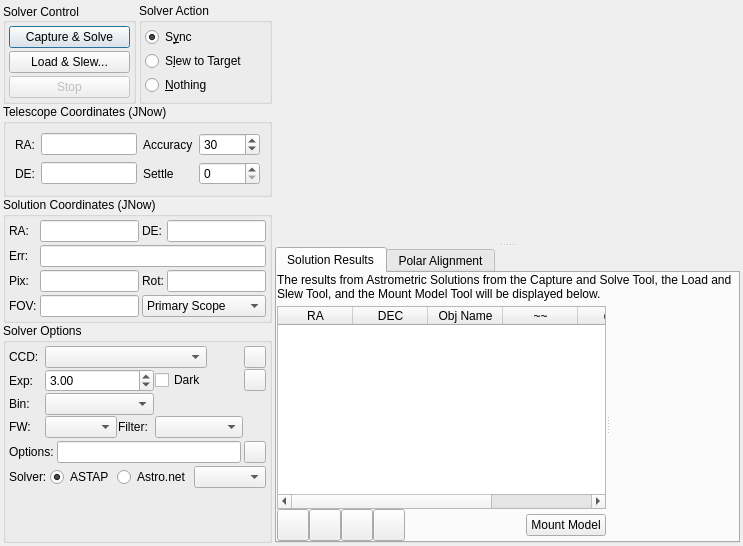
Qt form kstars/ekos/align/align.ui (KDE/kstars) before a commit.
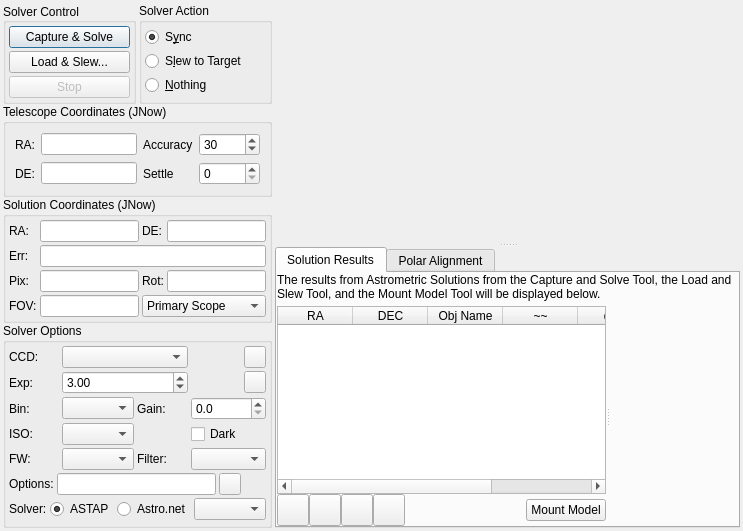
The same form after that commit. Custom widgets are drawn as their Qt base class.

Commit message: Add ISO and Gain controls in Align module. This is a temporary solution as we should move to using presets with preset editor so that different camera presets are stored for later use with a simple editor instead of adding separate controls and logic for each module

```diff
--- a/kstars/ekos/align/align.ui
+++ b/kstars/ekos/align/align.ui
@@ -6,8 +6,8 @@
    <rect>
     <x>0</x>
     <y>0</y>
-    <width>709</width>
-    <height>546</height>
+    <width>647</width>
+    <height>531</height>
    </rect>
   </property>
   <layout class="QHBoxLayout" name="primaryLayout" stretch="1,3">
@@ -435,10 +435,7 @@
        <property name="title">
         <string>Solver Options</string>
        </property>
-       <layout class="QVBoxLayout" name="verticalLayout_2">
-        <property name="spacing">
-         <number>3</number>
-        </property>
+       <layout class="QGridLayout" name="gridLayout_3">
         <property name="leftMargin">
          <number>3</number>
         </property>
@@ -451,145 +448,207 @@
         <property name="bottomMargin">
          <number>3</number>
         </property>
-        <item>
-         <layout class="QHBoxLayout" name="horizontalLayout">
-          <property name="spacing">
+        <property name="spacing">
+         <number>3</number>
+        </property>
+        <item row="3" column="0">
+         <widget class="QLabel" name="label_11">
+          <property name="text">
+           <string>ISO:</string>
+          </property>
+         </widget>
+        </item>
+        <item row="5" column="1">
+         <widget class="QComboBox" name="FilterDevicesCombo"/>
+        </item>
+        <item row="2" column="2">
+         <widget class="QLabel" name="label_5">
+          <property name="text">
+           <string>Gain:</string>
+          </property>
+         </widget>
+        </item>
+        <item row="2" column="1">
+         <widget class="QComboBox" name="binningCombo">
+          <property name="toolTip">
+           <string>Camera binning</string>
+          </property>
+         </widget>
+        </item>
+        <item row="2" column="3" colspan="2">
+         <widget class="QDoubleSpinBox" name="GainSpin">
+          <property name="sizePolicy">
+           <sizepolicy hsizetype="MinimumExpanding" vsizetype="Fixed">
+            <horstretch>0</horstretch>
+            <verstretch>0</verstretch>
+           </sizepolicy>
+          </property>
+          <property name="toolTip">
+           <string>Camera Gain</string>
+          </property>
+          <property name="decimals">
            <number>1</number>
           </property>
+          <property name="maximum">
+           <double>10000.000000000000000</double>
+          </property>
+          <property name="singleStep">
+           <double>10.000000000000000</double>
+          </property>
+         </widget>
+        </item>
+        <item row="8" column="4">
+         <spacer name="verticalSpacer">
+          <property name="orientation">
+           <enum>Qt::Vertical</enum>
+          </property>
+          <property name="sizeType">
+           <enum>QSizePolicy::MinimumExpanding</enum>
+          </property>
+          <property name="sizeHint" stdset="0">
+           <size>
+            <width>20</width>
+            <height>1</height>
+           </size>
+          </property>
+         </spacer>
+        </item>
+        <item row="1" column="1" colspan="2">
+         <widget class="QDoubleSpinBox" name="exposureIN">
+          <property name="toolTip">
+           <string>Exposure duration in seconds</string>
+          </property>
+          <property name="minimum">
+           <double>0.100000000000000</double>
+          </property>
+          <property name="maximum">
+           <double>60.000000000000000</double>
+          </property>
+          <property name="singleStep">
+           <double>0.500000000000000</double>
+          </property>
+          <property name="value">
+           <double>3.000000000000000</double>
+          </property>
+         </widget>
+        </item>
+        <item row="5" column="0">
+         <widget class="QLabel" name="FilterCaptureLabel">
+          <property name="text">
+           <string>FW:</string>
+          </property>
+         </widget>
+        </item>
+        <item row="1" column="0">
+         <widget class="QLabel" name="label_7">
+          <property name="text">
+           <string>Exp:</string>
+          </property>
+         </widget>
+        </item>
+        <item row="3" column="1">
+         <widget class="QComboBox" name="ISOCombo">
+          <property name="toolTip">
+           <string>Camera ISO</string>
+          </property>
+         </widget>
+        </item>
+        <item row="2" column="0">
+         <widget class="QLabel" name="label_18">
+          <property name="text">
+           <string>Bin:</string>
+          </property>
+         </widget>
+        </item>
+        <item row="0" column="1" colspan="2">
+         <widget class="QComboBox" name="CCDCaptureCombo"/>
+        </item>
+        <item row="5" column="3" colspan="2">
+         <widget class="QComboBox" name="FilterPosCombo"/>
+        </item>
+        <item row="0" column="0">
+         <widget class="QLabel" name="textLabel1_6">
+          <property name="text">
+           <string>CCD:</string>
+          </property>
+         </widget>
+        </item>
+        <item row="5" column="2">
+         <widget class="QLabel" name="FilterPosLabel">
+          <property name="text">
+           <string>Filter:</string>
+          </property>
+         </widget>
+        </item>
+        <item row="7" column="0" colspan="5">
+         <layout class="QHBoxLayout" name="horizontalLayout_12">
+          <property name="spacing">
+           <number>3</number>
+          </property>
           <item>
-           <layout class="QGridLayout" name="gridLayout_4">
-            <property name="spacing">
-             <number>1</number>
+           <widget class="QLabel" name="label_21">
+            <property name="text">
+             <string>Solver:</string>
             </property>
-            <item row="0" column="0">
-             <widget class="QLabel" name="textLabel1_6">
-              <property name="text">
-               <string>CCD:</string>
-              </property>
-             </widget>
-            </item>
-            <item row="1" column="7">
-             <widget class="QPushButton" name="toggleFullScreenB">
-              <property name="minimumSize">
-               <size>
-                <width>22</width>
-                <height>22</height>
-               </size>
-              </property>
-              <property name="maximumSize">
-               <size>
-                <width>22</width>
-                <height>22</height>
-               </size>
-              </property>
-              <property name="toolTip">
-               <string>Toggle full screen</string>
-              </property>
-              <property name="text">
-               <string/>
-              </property>
-             </widget>
-            </item>
-            <item row="1" column="1" colspan="2">
-             <widget class="QDoubleSpinBox" name="exposureIN">
-              <property name="toolTip">
-               <string>Exposure duration in seconds</string>
-              </property>
-              <property name="minimum">
-               <double>0.100000000000000</double>
-              </property>
-              <property name="maximum">
-               <double>60.000000000000000</double>
-              </property>
-              <property name="singleStep">
-               <double>0.500000000000000</double>
-              </property>
-              <property name="value">
-               <double>3.000000000000000</double>
-              </property>
-             </widget>
-            </item>
-            <item row="1" column="0">
-             <widget class="QLabel" name="label_7">
-              <property name="text">
-               <string>Exp:</string>
-              </property>
-             </widget>
-            </item>
-            <item row="1" column="3">
-             <widget class="QCheckBox" name="alignDarkFrameCheck">
-              <property name="toolTip">
-               <string>Subtract dark frame. If no suitable dark frame is available, a dark frame shall be captured.</string>
-              </property>
-              <property name="text">
-               <string>Dark</string>
-              </property>
-             </widget>
-            </item>
-            <item row="2" column="1" colspan="2">
-             <widget class="QComboBox" name="binningCombo">
-              <property name="toolTip">
-               <string>Camera binning</string>
-              </property>
-             </widget>
-            </item>
-            <item row="0" column="1" colspan="3">
-             <widget class="QComboBox" name="CCDCaptureCombo"/>
-            </item>
-            <item row="2" column="0">
-             <widget class="QLabel" name="label_18">
-              <property name="text">
-               <string>Bin:</string>
-              </property>
-             </widget>
-            </item>
-            <item row="0" column="7">
-             <widget class="QPushButton" name="showFITSViewerB">
-              <property name="minimumSize">
-               <size>
-                <width>22</width>
-                <height>22</height>
-               </size>
-              </property>
-              <property name="maximumSize">
-               <size>
-                <width>22</width>
-                <height>22</height>
-               </size>
-              </property>
-              <property name="toolTip">
-               <string>Show in FITS Viewer</string>
-              </property>
-              <property name="text">
-               <string/>
-              </property>
-             </widget>
-            </item>
-            <item row="3" column="1">
-             <widget class="QComboBox" name="FilterDevicesCombo"/>
-            </item>
-            <item row="3" column="0">
-             <widget class="QLabel" name="FilterCaptureLabel">
-              <property name="text">
-               <string>FW:</string>
-              </property>
-             </widget>
-            </item>
-            <item row="3" column="3" colspan="2">
-             <widget class="QComboBox" name="FilterPosCombo"/>
-            </item>
-            <item row="3" column="2">
-             <widget class="QLabel" name="FilterPosLabel">
-              <property name="text">
-               <string>Filter:</string>
-              </property>
-             </widget>
-            </item>
-           </layout>
+           </widget>
+          </item>
+          <item>
+           <widget class="QRadioButton" name="astapSolverR">
+            <property name="toolTip">
+             <string>&lt;html&gt;&lt;head/&gt;&lt;body&gt;&lt;p&gt;Use ASTAP external solver. ASTAP must be installed and configured.&lt;/p&gt;&lt;/body&gt;&lt;/html&gt;</string>
+            </property>
+            <property name="text">
+             <string>ASTAP</string>
+            </property>
+            <property name="checked">
+             <bool>true</bool>
+            </property>
+            <attribute name="buttonGroup">
+             <string notr="true">solverBackendGroup</string>
+            </attribute>
+           </widget>
+          </item>
+          <item>
+           <widget class="QRadioButton" name="astrometrySolverR">
+            <property name="toolTip">
+             <string>&lt;html&gt;&lt;head/&gt;&lt;body&gt;&lt;p&gt;Use astrometry.net solver.&lt;/p&gt;&lt;/body&gt;&lt;/html&gt;</string>
+            </property>
+            <property name="text">
+             <string>Astro.net</string>
+            </property>
+            <attribute name="buttonGroup">
+             <string notr="true">solverBackendGroup</string>
+            </attribute>
+           </widget>
+          </item>
+          <item>
+           <widget class="QComboBox" name="astrometryTypeCombo"/>
           </item>
          </layout>
         </item>
-        <item>
+        <item row="0" column="4">
+         <widget class="QPushButton" name="showFITSViewerB">
+          <property name="minimumSize">
+           <size>
+            <width>22</width>
+            <height>22</height>
+           </size>
+          </property>
+          <property name="maximumSize">
+           <size>
+            <width>22</width>
+            <height>22</height>
+           </size>
+          </property>
+          <property name="toolTip">
+           <string>Show in FITS Viewer</string>
+          </property>
+          <property name="text">
+           <string/>
+          </property>
+         </widget>
+        </item>
+        <item row="6" column="0" colspan="4">
          <layout class="QHBoxLayout" name="horizontalLayout_11">
           <property name="spacing">
            <number>3</number>
@@ -635,67 +694,37 @@
           </item>
          </layout>
         </item>
-        <item>
-         <layout class="QHBoxLayout" name="horizontalLayout_12">
-          <property name="spacing">
-           <number>3</number>
+        <item row="1" column="4">
+         <widget class="QPushButton" name="toggleFullScreenB">
+          <property name="minimumSize">
+           <size>
+            <width>22</width>
+            <height>22</height>
+           </size>
           </property>
-          <item>
-           <widget class="QLabel" name="label_21">
-            <property name="text">
-             <string>Solver:</string>
-            </property>
-           </widget>
-          </item>
-          <item>
-           <widget class="QRadioButton" name="astapSolverR">
-            <property name="toolTip">
-             <string>&lt;html&gt;&lt;head/&gt;&lt;body&gt;&lt;p&gt;Use ASTAP external solver. ASTAP must be installed and configured.&lt;/p&gt;&lt;/body&gt;&lt;/html&gt;</string>
-            </property>
-            <property name="text">
-             <string>ASTAP</string>
-            </property>
-            <property name="checked">
-             <bool>true</bool>
-            </property>
-            <attribute name="buttonGroup">
-             <string notr="true">solverBackendGroup</string>
-            </attribute>
-           </widget>
-          </item>
-          <item>
-           <widget class="QRadioButton" name="astrometrySolverR">
-            <property name="toolTip">
-             <string>&lt;html&gt;&lt;head/&gt;&lt;body&gt;&lt;p&gt;Use astrometry.net solver.&lt;/p&gt;&lt;/body&gt;&lt;/html&gt;</string>
-            </property>
-            <property name="text">
-             <string>Astro.net</string>
-            </property>
-            <attribute name="buttonGroup">
-             <string notr="true">solverBackendGroup</string>
-            </attribute>
-           </widget>
-          </item>
-          <item>
-           <widget class="QComboBox" name="astrometryTypeCombo"/>
-          </item>
-         </layout>
+          <property name="maximumSize">
+           <size>
+            <width>22</width>
+            <height>22</height>
+           </size>
+          </property>
+          <property name="toolTip">
+           <string>Toggle full screen</string>
+          </property>
+          <property name="text">
+           <string/>
+          </property>
+         </widget>
         </item>
-        <item>
-         <spacer name="verticalSpacer">
-          <property name="orientation">
-           <enum>Qt::Vertical</enum>
+        <item row="3" column="3" colspan="2">
+         <widget class="QCheckBox" name="alignDarkFrameCheck">
+          <property name="toolTip">
+           <string>Subtract dark frame. If no suitable dark frame is available, a dark frame shall be captured.</string>
           </property>
-          <property name="sizeType">
-           <enum>QSizePolicy::MinimumExpanding</enum>
+          <property name="text">
+           <string>Dark</string>
           </property>
-          <property name="sizeHint" stdset="0">
-           <size>
-            <width>20</width>
-            <height>1</height>
-           </size>
-          </property>
-         </spacer>
+         </widget>
         </item>
        </layout>
       </widget>
```
Left out of the diff: 198 changed lines with no effect on the pictures. The commit also changes 2 other files.
